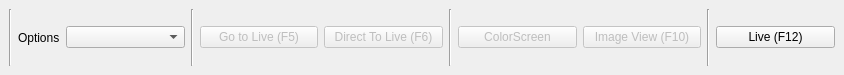
First picture: the form in app/resources/modules/core/toolbox.ui, repository xerp/projections, before the edit.
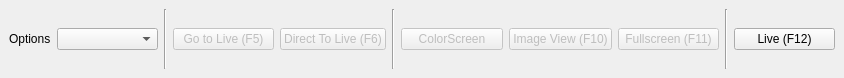
Second picture: the form after the edit. Icons and pictures are not drawn.

The edit to the form file:
```diff
--- a/app/resources/modules/core/toolbox.ui
+++ b/app/resources/modules/core/toolbox.ui
@@ -7,9 +7,21 @@
     <x>0</x>
     <y>0</y>
     <width>844</width>
-    <height>75</height>
+    <height>78</height>
    </rect>
   </property>
+  <property name="sizePolicy">
+   <sizepolicy hsizetype="Preferred" vsizetype="Fixed">
+    <horstretch>0</horstretch>
+    <verstretch>0</verstretch>
+   </sizepolicy>
+  </property>
+  <property name="maximumSize">
+   <size>
+    <width>524287</width>
+    <height>78</height>
+   </size>
+  </property>
   <property name="features">
    <set>QDockWidget::DockWidgetMovable</set>
   </property>
@@ -23,13 +35,6 @@
    <layout class="QHBoxLayout" name="horizontalLayout">
     <item>
      <layout class="QHBoxLayout" name="horizontalLayout_4">
-      <item>
-       <widget class="Line" name="line">
-        <property name="orientation">
-         <enum>Qt::Vertical</enum>
-        </property>
-       </widget>
-      </item>
       <item>
        <widget class="QLabel" name="label">
         <property name="sizePolicy">
@@ -153,6 +158,27 @@
         </property>
        </widget>
       </item>
+      <item>
+       <widget class="QPushButton" name="cmdFullScreen">
+        <property name="enabled">
+         <bool>false</bool>
+        </property>
+        <property name="text">
+         <string>Fullscreen (F11)</string>
+        </property>
+        <property name="icon">
+         <iconset>
+          <normalon>:/main/icons/Fullscreen-64.png</normalon>
+         </iconset>
+        </property>
+        <property name="shortcut">
+         <string>F11</string>
+        </property>
+        <property name="checkable">
+         <bool>true</bool>
+        </property>
+       </widget>
+      </item>
       <item>
        <widget class="Line" name="line_3">
         <property name="orientation">
```
Left out of the diff: 4 changed lines with no effect on the pictures.
